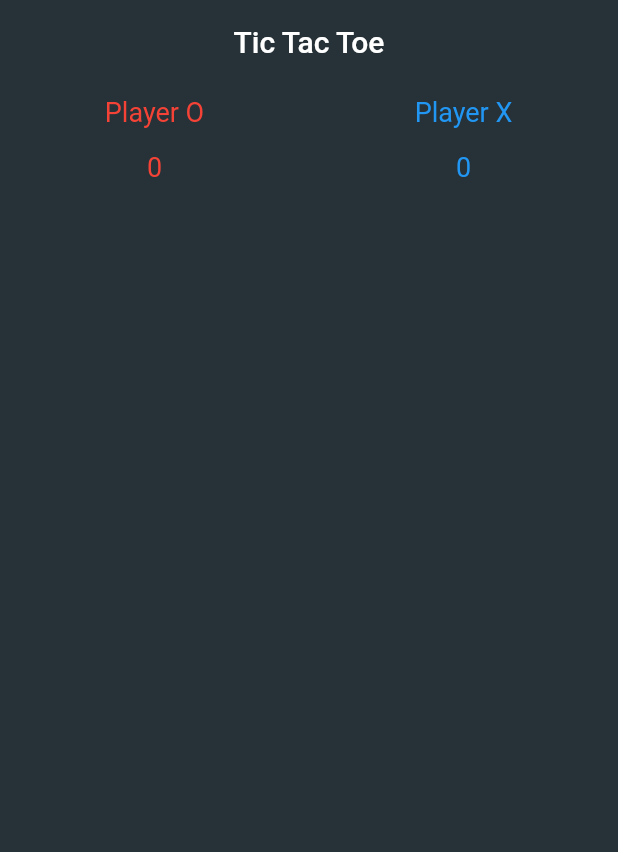
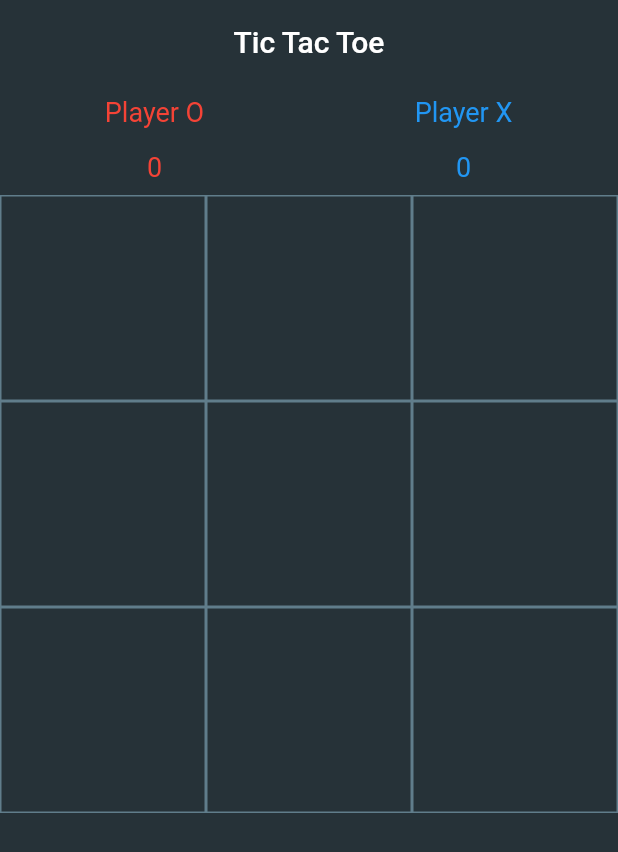
Before and after one commit to ghasemizade/Tic-Tac-Toe, a Flutter app: the screen it shows after launch, on a phone screen of 412 x 824 dp. Shown: the top 852 px of the screen. Run offline on Flutter 3.47's test engine with Material 2 defaults, Android fonts, the phone set to English and light mode, and no system bars.

Commit message:
update Screen

```diff
--- a/tic_tac_toe_flutter/lib/screens/home_screen.dart
+++ b/tic_tac_toe_flutter/lib/screens/home_screen.dart
@@ -2,6 +2,8 @@ import 'package:flutter/material.dart';
 
 class HomeScreen extends StatelessWidget {
   const HomeScreen({Key? key}) : super(key: key);
+
+  get isTurnO => null;
 
   @override
   Widget build(BuildContext context) {
@@ -13,7 +15,17 @@ class HomeScreen extends StatelessWidget {
         title: Text('Tic Tac Toe'),
       ),
       backgroundColor: Colors.blueGrey[900],
-      body: Row(
+      body: Column(
+        children: [
+          _getPlayerScoreBoard(),
+          _getGridView(),
+        ],
+      ),
+    );
+  }
+
+  Widget _getPlayerScoreBoard() {
+    return Row(
       children: [
         Expanded(
           child: Column(
@@ -56,6 +68,36 @@ class HomeScreen extends StatelessWidget {
           ),
         ),
       ],
+    );
+  }
+
+  Widget getTurn() {
+    return Text(
+      isTurnO ? 'Turn O' : 'TurnX',
+      style: TextStyle(
+        color: Colors.red,
+        fontSize: 20.0,
+        fontWeight: FontWeight.bold,
+      ),
+    );
+  }
+
+  Widget _getGridView() {
+    return Expanded(
+      child: GridView.builder(
+        itemCount: 9,
+        gridDelegate: SliverGridDelegateWithFixedCrossAxisCount(
+          crossAxisCount: 3,
+        ),
+        itemBuilder: (context, index) {
+          return Container(
+            height: 100.0,
+            width: 100.0,
+            decoration: BoxDecoration(
+              border: Border.all(color: Colors.blueGrey),
+            ),
+          );
+        },
       ),
     );
   }
```
Lines whose indentation alone changed are shown as unchanged.
